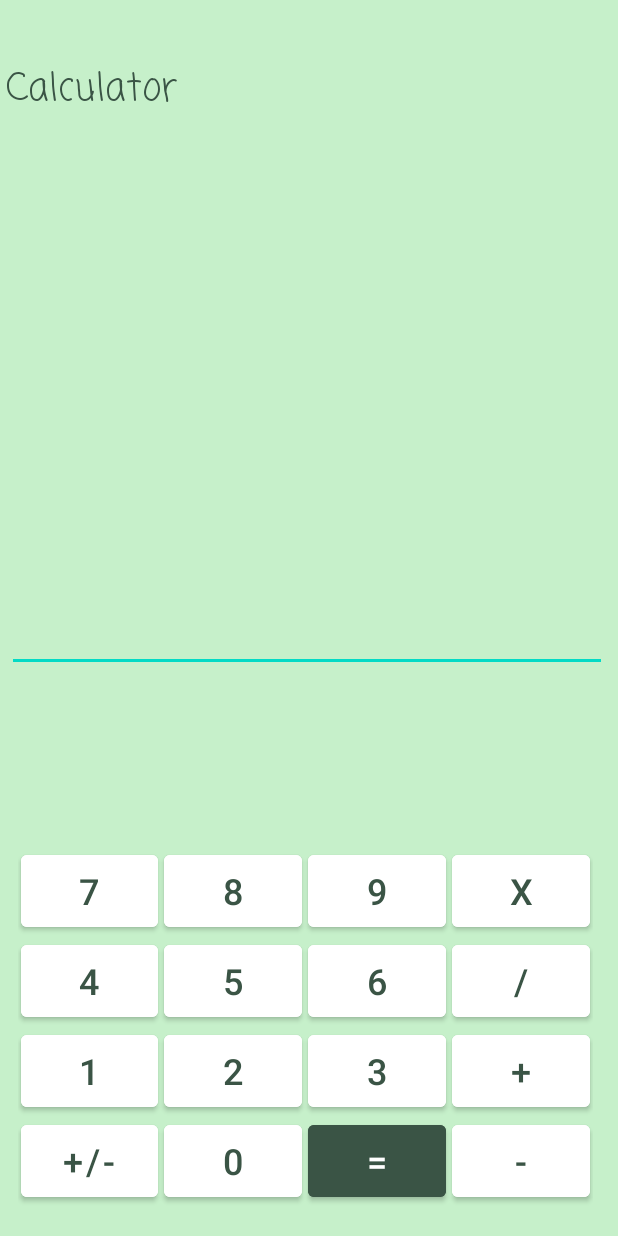
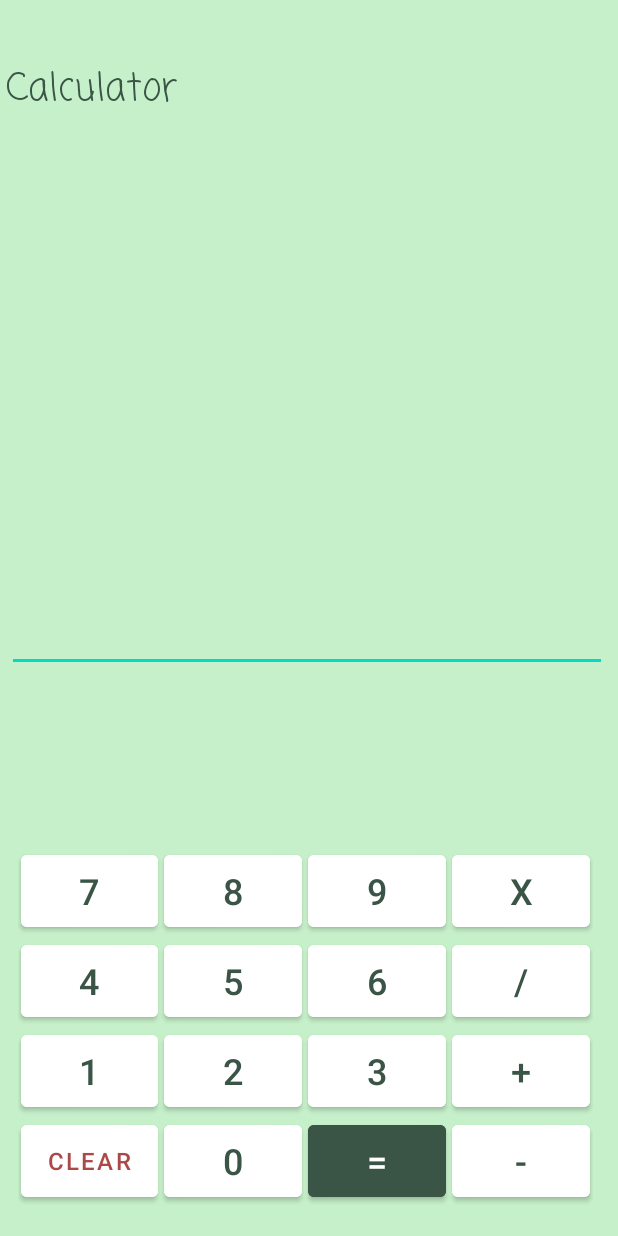
Before and after one commit to AlexandraPushkina/AndroidStudioJava, an Android app: the screen it shows after launch (MainActivity), on a phone screen of 412 x 824 dp. Run offline under Robolectric (Android 15) with nearby library versions, the phone set to English and light mode, and no system bars.

Commit message:
make clear button, delete plusMinus button

```diff
--- a/homework2/app/src/main/res/layout/activity_main.xml
+++ b/homework2/app/src/main/res/layout/activity_main.xml
@@ -125,9 +125,9 @@
             style="@style/CalculatorRow">
 
             <Button
-                android:id="@+id/plusMinus"
-                style="@style/CalculatorButton"
-                android:text="@string/plusMinus" />
+                android:id="@+id/clear"
+                style="@style/CalculatorButtonClear"
+                android:text="@string/clear" />
 
             <Button
                 android:id="@+id/digit0"
--- a/homework2/app/src/main/res/values/colors.xml
+++ b/homework2/app/src/main/res/values/colors.xml
@@ -10,4 +10,5 @@
     <color name="mint">#C6F0CA</color>
     <color name="darkGreenShadow">#0F452899</color>
     <color name="greenText">#3A5445</color>
+    <color name="red">#AB4949</color>
 </resources>
--- a/homework2/app/src/main/res/values/strings.xml
+++ b/homework2/app/src/main/res/values/strings.xml
@@ -15,6 +15,6 @@
     <string name = "plus">+</string>
     <string name = "division">/</string>
     <string name = "multiple">x</string>
-    <string name = "plusMinus">+/-</string>
+    <string name = "clear">clear</string>
     <string name = "equal">=</string>
 </resources>
--- a/homework2/app/src/main/res/values/styles.xml
+++ b/homework2/app/src/main/res/values/styles.xml
@@ -10,8 +10,6 @@
         <item name="android:textSize">24sp</item>
         <item name="android:textColor">@color/greenText</item>
         <item name="android:backgroundTint">@color/white</item>
-        <item name="android:strokeColor">@color/greenText</item>
-        <item name="android:strokeWidth">2</item>
     </style>
 
     <style name="CalculatorButtonEqual">
@@ -25,6 +23,17 @@
         <item name="android:backgroundTint">@color/greenText</item>
     </style>
 
+    <style name="CalculatorButtonClear">
+        <item name="android:layout_width">match_parent</item>
+        <item name="android:layout_height">match_parent</item>
+        <item name="android:layout_weight">1</item> <!-- Для равномерного распределения кнопок -->
+        <item name="android:layout_marginRight">2sp</item>
+        <item name="android:layout_marginLeft">2sp</item>
+        <item name="android:textSize">16sp</item>
+        <item name="android:textColor">@color/red</item>
+        <item name="android:backgroundTint">@color/white</item>
+    </style>
+
     <style name="CalculatorRow">
         <item name = "android:layout_width">match_parent</item>
         <item name = "android:layout_height">match_parent</item>
```
